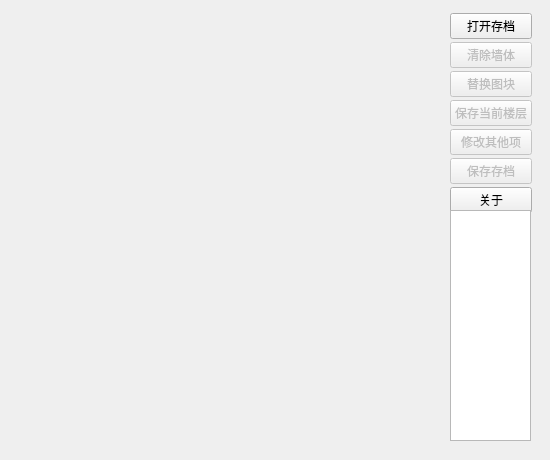
First picture: the form in savemain.ui, repository cfwnico/xinSavedataEditor, before the edit.
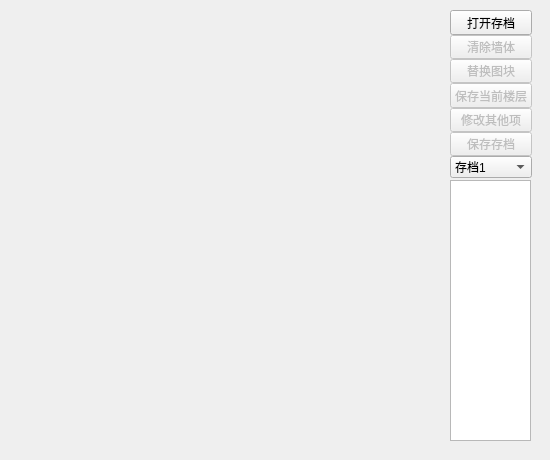
Second picture: the form after the edit.

Commit message: 尝试增加多槽位存档支持

The edit to the form file:
```diff
--- a/savemain.ui
+++ b/savemain.ui
@@ -32,7 +32,7 @@
       <x>450</x>
       <y>10</y>
       <width>82</width>
-      <height>206</height>
+      <height>168</height>
      </rect>
     </property>
     <layout class="QVBoxLayout" name="verticalLayout">
@@ -97,10 +97,27 @@
       </widget>
      </item>
      <item>
-      <widget class="QPushButton" name="about_button">
-       <property name="text">
-        <string>关于</string>
-       </property>
+      <widget class="QComboBox" name="comboBox">
+       <item>
+        <property name="text">
+         <string>存档1</string>
+        </property>
+       </item>
+       <item>
+        <property name="text">
+         <string>存档2</string>
+        </property>
+       </item>
+       <item>
+        <property name="text">
+         <string>存档3</string>
+        </property>
+       </item>
+       <item>
+        <property name="text">
+         <string>存档4</string>
+        </property>
+       </item>
       </widget>
      </item>
     </layout>
@@ -125,9 +142,9 @@
     <property name="geometry">
      <rect>
       <x>450</x>
-      <y>210</y>
+      <y>180</y>
       <width>81</width>
-      <height>231</height>
+      <height>261</height>
      </rect>
     </property>
    </widget>
```
Left out of the diff: 2 changed lines with no effect on the pictures. The commit also changes 6 other files.
